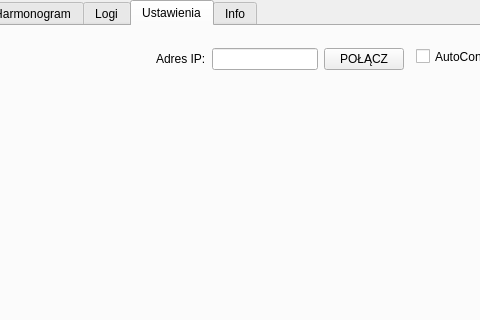
wojtron2/Desktop_QT_app_box, file 3growbox_qtwidget/GrowBoxDesktop/mainwindow.ui: the form before one commit; both pictures show x 136 to 616 and y 0 to 320 of the 800 by 600 pixel window.
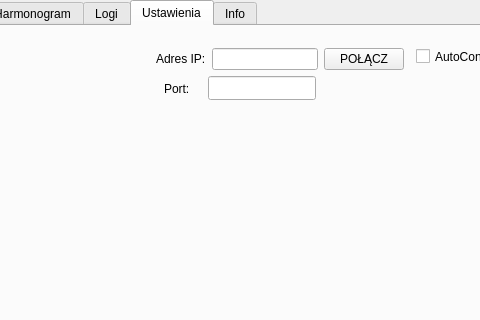
The form after the commit. The open tabs and pages were chosen to show the change. Icons and pictures are not drawn.

Patch:
```diff
--- a/3growbox_qtwidget/GrowBoxDesktop/mainwindow.ui
+++ b/3growbox_qtwidget/GrowBoxDesktop/mainwindow.ui
@@ -115,6 +115,16 @@
        <string>AutoConnect</string>
       </property>
      </widget>
+     <widget class="QLineEdit" name="lineEdit_PORT">
+      <property name="geometry">
+       <rect>
+        <x>332</x>
+        <y>50</y>
+        <width>108</width>
+        <height>24</height>
+       </rect>
+      </property>
+     </widget>
      <widget class="QWidget" name="">
       <property name="geometry">
        <rect>
@@ -144,6 +154,25 @@
        </item>
       </layout>
      </widget>
+     <widget class="QWidget" name="">
+      <property name="geometry">
+       <rect>
+        <x>288</x>
+        <y>50</y>
+        <width>141</width>
+        <height>26</height>
+       </rect>
+      </property>
+      <layout class="QHBoxLayout" name="horizontalLayout_4">
+       <item>
+        <widget class="QLabel" name="label_PORT">
+         <property name="text">
+          <string>Port:</string>
+         </property>
+        </widget>
+       </item>
+      </layout>
+     </widget>
     </widget>
     <widget class="QWidget" name="tab6_info">
      <property name="styleSheet">
```
Left out of the diff: 4 changed lines with no effect on the pictures.
